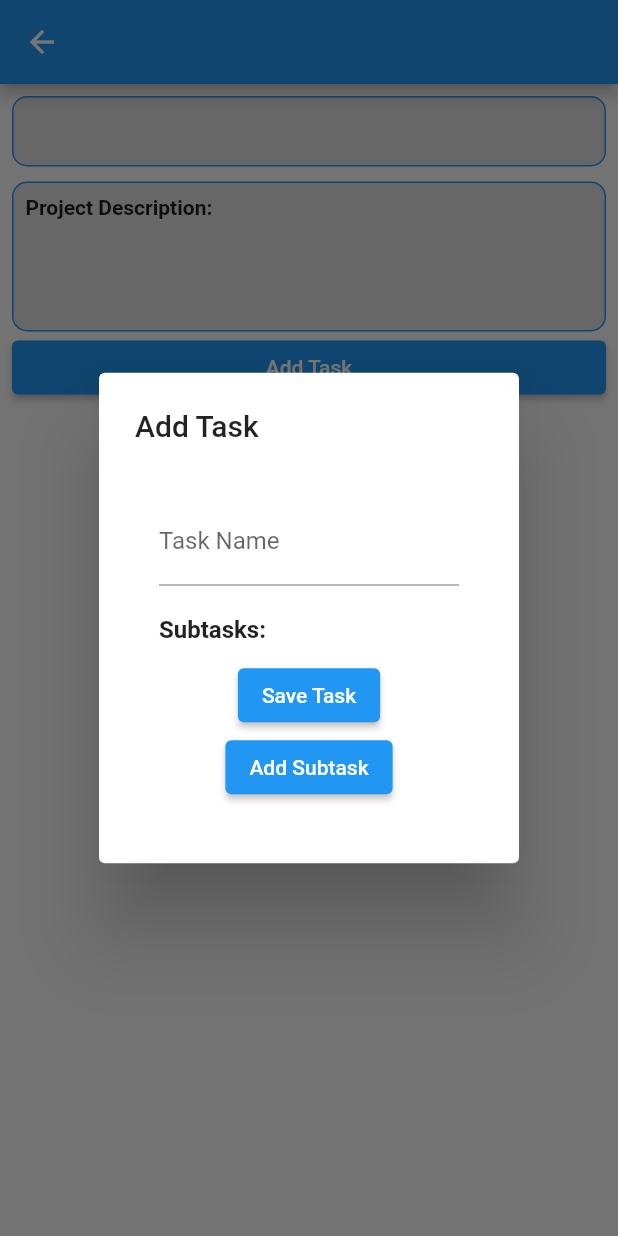
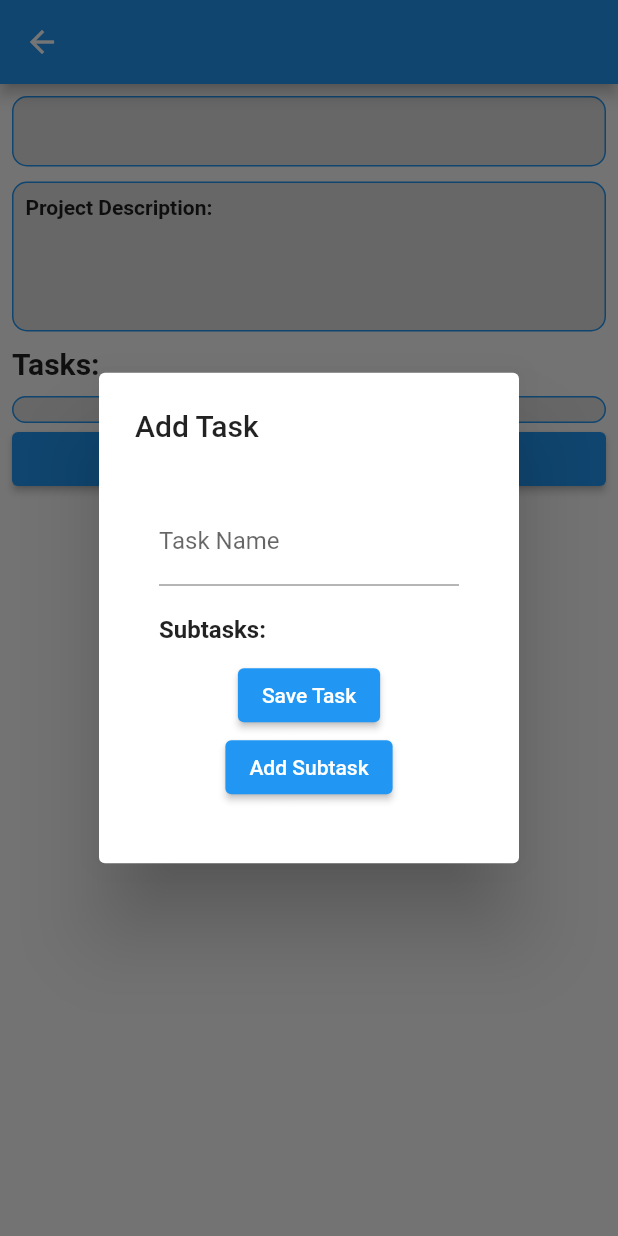
Before and after one commit to limwlee/ProjectMaster, a Flutter app: the ProjectPage screen opened directly with empty values, after a tap on "Add Task", on a phone screen of 412 x 824 dp. Run offline on Flutter 3.47's test engine with Material 2 defaults, Android fonts, the phone set to English and light mode, and no system bars; our stand-ins replace cloud_firestore, firebase_auth, firebase_core, firebase_storage, google_sign_in, image_picker; accounts and stored records are empty.

Commit message:
update project_page.dart showing the task

```diff
--- a/lib/project_page.dart
+++ b/lib/project_page.dart
@@ -13,6 +13,37 @@ class ProjectPage extends StatefulWidget {
 }
 
 class _ProjectPageState extends State<ProjectPage> {
+  Future<List<Map<String, dynamic>>> _fetchTasks() async {
+    final FirebaseAuth auth = FirebaseAuth.instance;
+    final User? user = auth.currentUser;
+
+    if (user == null) {
+      // Handle the case where the user is not authenticated
+      return [];
+    }
+
+    try {
+      final FirebaseFirestore firestore = FirebaseFirestore.instance;
+
+      // Get a reference to the tasks collection for the current project
+      final tasksCollection = firestore
+          .collection('users')
+          .doc(user.uid)
+          .collection('projects')
+          .doc(widget.project.id)
+          .collection('tasks');
+
+      // Fetch and return the tasks
+      final querySnapshot = await tasksCollection.get();
+      final tasks = querySnapshot.docs.map((doc) => doc.data() as Map<String, dynamic>).toList();
+
+      return tasks;
+    } catch (e) {
+      print('Error fetching tasks: $e');
+      return [];
+    }
+  }
+
   void _showAddTaskDialog(BuildContext context) async {
     // Check if the user is authenticated
     final FirebaseAuth auth = FirebaseAuth.instance;
@@ -193,7 +224,8 @@ class _ProjectPageState extends State<ProjectPage> {
       appBar: AppBar(
         title: Text(widget.project.name), // Display the project name as the title
       ),
-      body: Padding(
+      body: SingleChildScrollView(
+        child: Padding(
           padding: const EdgeInsets.all(8.0),
           child: Column(
             crossAxisAlignment: CrossAxisAlignment.start,
@@ -249,7 +281,71 @@ class _ProjectPageState extends State<ProjectPage> {
                       ],
                     ),
                   )),
-            // Add more project details here
+              SizedBox(
+                height: 10,
+              ),
+              Text("Tasks:",style: TextStyle(
+                fontWeight: FontWeight.bold,
+                fontSize: 20,
+              ),),
+              SizedBox(
+                height: 10,
+              ),
+              //Container to display tasks
+              Container(
+                width: double.infinity,
+                decoration: BoxDecoration(
+                  border: Border.all(color: Colors.blue),
+                  borderRadius: BorderRadius.circular(10.0),
+                  color: Colors.grey[300],
+                ),
+                child: Column(
+                  crossAxisAlignment: CrossAxisAlignment.start,
+                  children: [
+                    FutureBuilder<List<Map<String, dynamic>>>(
+                      future: _fetchTasks(),
+                      builder: (context, snapshot) {
+                        if (snapshot.connectionState == ConnectionState.waiting) {
+                          return const Center(
+                            child: CircularProgressIndicator(),
+                          );
+                        } else if (!snapshot.hasData || snapshot.data == null || snapshot.data!.isEmpty) {
+                          return const Center(
+                            child: Text('No tasks found.'),
+                          );
+                        }
+
+                        final tasks = snapshot.data;
+
+                        return ListView.builder(
+                          shrinkWrap: true,
+                          itemCount: tasks?.length ?? 0,
+                          itemBuilder: (context, index) {
+                            if (tasks == null) {
+                              // Return an empty widget or handle the case when tasks is null
+                              return SizedBox.shrink();
+                            }
+
+                            final taskName = tasks[index]['name'] as String;
+                            final subtasks = (tasks![index]['subtasks'] as List<dynamic>).map((subtask) => subtask.toString()).toList();
+
+                            return ListTile(
+                              title: Text(taskName),
+                              subtitle: Column(
+                                crossAxisAlignment: CrossAxisAlignment.start,
+                                children: subtasks
+                                    .map((subtask) => Text('- $subtask'))
+                                    .toList(),
+                              ),
+                            );
+                          },
+                        );
+                      },
+                    ),
+                  ],
+                ),
+              ),
+
               SizedBox(
                 width: double.infinity,
                 child: ElevatedButton(
@@ -262,6 +358,7 @@ class _ProjectPageState extends State<ProjectPage> {
             ],
           ),
         ),
+      ),
     );
   }
 }
```
Lines whose indentation alone changed are shown as unchanged.
